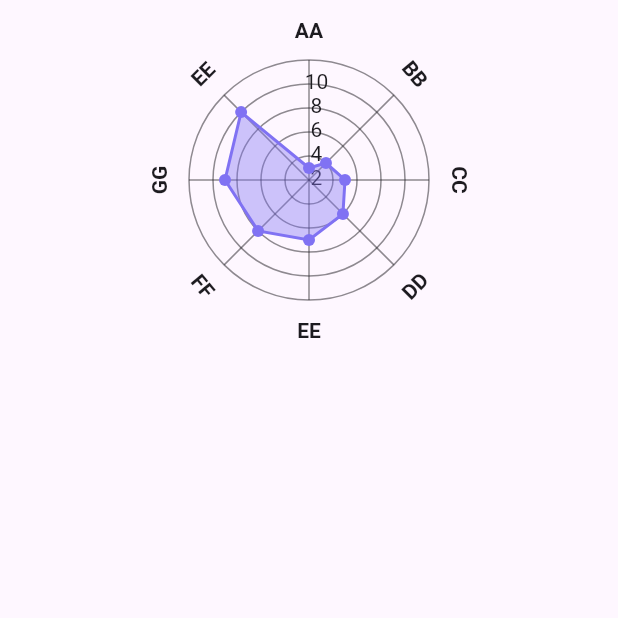
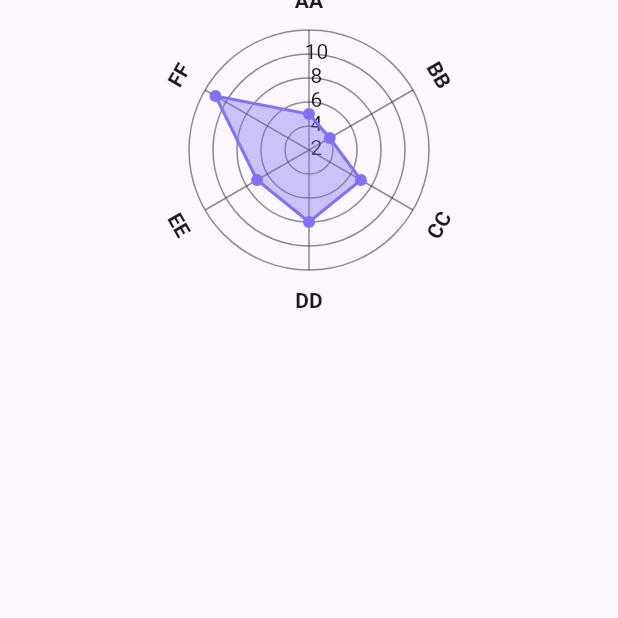
Before and after one commit to VishnuB01/radar_chart_plus, a Flutter app: the screen it shows after launch, on a phone screen of 412 x 824 dp, the top half of it. Run offline on Flutter 3.47's test engine with Material 3 defaults, Android fonts, the phone set to English and light mode, and no system bars.

Commit message:
Cleanup radar chart

```diff
--- a/example/lib/main.dart
+++ b/example/lib/main.dart
@@ -1,5 +1,3 @@
-import 'dart:math';
-
 import 'package:flutter/material.dart';
 import 'package:radar_chart_plus/radar_chart_plus.dart';
 
@@ -13,95 +11,27 @@ class MyApp extends StatelessWidget {
   @override
   Widget build(BuildContext context) {
     return MaterialApp(
-      title: 'Flutter Demo',
+      title: 'Radar Chart Plus',
       theme: ThemeData(
         colorScheme: ColorScheme.fromSeed(seedColor: Colors.deepPurple),
       ),
       home: Scaffold(
         body: SingleChildScrollView(
           child: Column(
-            spacing: 20,
             crossAxisAlignment: CrossAxisAlignment.stretch,
             children: [
-              SizedBox(),
-              InkWell(
-                onTap: () {
-                  // print(generateAngles(3));
-                  // print(generateAngles(6));
-                  // print(generateAngles(10));
-                },
-                child: SizedBox(
+              SizedBox(
                 width: 200,
                 height: 200,
                 child: RadarChartCustomPaint(
                   dotColor: Color(0xFF8072F3),
                   chartBorderColor: Color(0xFF8072F3),
                   chartFillColor: Color(0x668072F3),
-                    ticks: [2,4,6,8,10],
-                    features: [
-                      'AA',
-                      'BB',
-                      'CC',
-                      'DD',
-                      'EE',
-                      'FF',
-                      'GG',
-                      'EE',
-                      // 'FF',
-                      // 'GG',
-                    ],
-                    data: [1, 2, 3, 4, 5, 6, 7, 8,],
+                  ticks: [2, 4, 6, 8, 10],
+                  features: ['AA', 'BB', 'CC', 'DD', 'EE', 'FF'],
+                  data: [3, 2, 5, 6, 5, 9],
                 ),
               ),
-              ),
-              // SizedBox(
-              //   width: 200,
-              //   height: 200,
-              //   child: RadarChartCustomPaint(
-              //     dotColor: Color(0xFF8072F3),
-              //     chartBorderColor: Color(0xFF8072F3),
-              //     chartFillColor: Color(0x668072F3),
-              //     ticks: [1, 2, 3, 4, 5],
-              //     features: ['AA', 'BB', 'CC', 'DD', 'EE'],
-              //     data: [1, 2, 3, 4, 5],
-              //   ),
-              // ),
-              // SizedBox(
-              //   width: 200,
-              //   height: 200,
-              //   child: RadarChartCustomPaint(
-              //     dotColor: Color(0xFF8072F3),
-              //     chartBorderColor: Color(0xFF8072F3),
-              //     chartFillColor: Color(0x668072F3),
-              //     ticks: [1, 2, 3, 4],
-              //     features: ['AA', 'BB', 'CC', 'DD'],
-              //     data: [1, 2, 3, 4],
-              //   ),
-              // ),
-              // SizedBox(
-              //   width: 200,
-              //   height: 200,
-              //   child: RadarChartCustomPaint(
-              //     dotColor: Color(0xFF8072F3),
-              //     chartBorderColor: Color(0xFF8072F3),
-              //     chartFillColor: Color(0x668072F3),
-              //     ticks: [1, 2, 3],
-              //     features: ['AA', 'BB', 'CC'],
-              //     data: [1, 2, 3],
-              //   ),
-              // ),
-              // SizedBox(
-              //   width: 200,
-              //   height: 200,
-              //   child: RadarChartCustomPaint(
-              //     dotColor: Color(0xFF8072F3),
-              //     chartBorderColor: Color(0xFF8072F3),
-              //     chartFillColor: Color(0x668072F3),
-              //     ticks: [1, 2],
-              //     features: ['AA', 'BB'],
-              //     data: [1, 2],
-              //   ),
-              // ),
             ],
           ),
         ),
--- a/lib/lib_styles.dart
+++ b/lib/lib_styles.dart
@@ -1,7 +1,5 @@
 import 'package:flutter/material.dart';
 
 class LibStyles {
-
   static const ringColor = Color(0xff27292c);
-
 }
--- a/lib/radar_chart_plus.dart
+++ b/lib/radar_chart_plus.dart
@@ -78,35 +78,6 @@ class RadarChartPainter extends CustomPainter {
   final Color borderColor;
   final List<double> labelAngles;
 
-  final List<double> labelAngle = const [
-    0.0,
-    pi / 3,
-    300 * pi / 180,
-    0,
-    pi / 3,
-    300 * pi / 180,
-  ];
-
-  final List<double> dummyAngle = const [
-    0 * pi / 180,
-    60 * pi / 180,
-    300 * pi / 180,
-    0 * pi / 180,
-    60 * pi / 180,
-    300 * pi / 180,
-  ];
-
-  List<double> dynamicAngle = [];
-
-  void generateAngle() {
-    int length = (data.length ~/ 2);
-    print('length :$length');
-    double previousAngle = 0;
-    for (int i = 0; i < length; i++) {
-      // dynamicAngle.add(previousAngle * )
-    }
-  }
-
   @override
   void paint(Canvas canvas, Size size) {
     final centerX = size.width / 2.0;
@@ -177,8 +148,6 @@ class RadarChartPainter extends CustomPainter {
       // Flip text on the left side to be upright
       if (currentAngle > pi / 2 && currentAngle < 3 * pi / 2) {}
 
-      // canvas.rotate(rotationAngle);
-      // canvas.rotate(dummyAngle[index]);
       canvas.rotate(labelAngles[index]);
       textPainter.paint(
         canvas,
@@ -240,11 +209,7 @@ List<double> generateAngles(int length) {
     case 3:
       return [0 * pi / 180, 300 * pi / 180, 60 * pi / 180];
     case 4:
-      return [
-        0 * pi / 180,
-        90 * pi / 180,
-        0 * pi / 180,
-        270 * pi / 180];
+      return [0 * pi / 180, 90 * pi / 180, 0 * pi / 180, 270 * pi / 180];
     case 5:
       return [
         0 * pi / 180,
```
Lines whose indentation alone changed are shown as unchanged.
